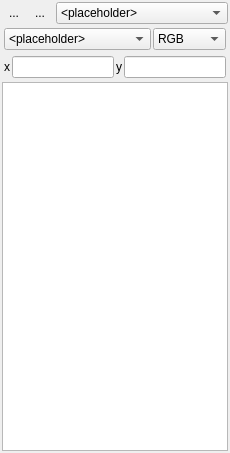
Before: the Qt Designer form qps/ui/cursorlocationinfodock.ui in EnMAP-Box/qgispluginsupport, drawn with Qt 5.
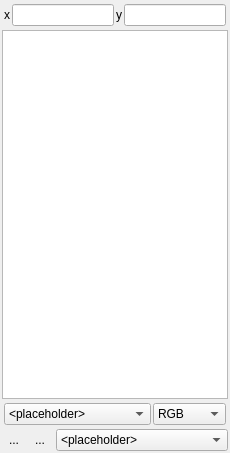
After: the same form once the commit is applied. Icons and pictures are not drawn. Custom widgets are drawn as their Qt base class.

Commit message: fixed form loading

What changed in the file:
```diff
--- a/qps/ui/cursorlocationinfodock.ui
+++ b/qps/ui/cursorlocationinfodock.ui
@@ -34,6 +34,123 @@
     <property name="bottomMargin">
      <number>2</number>
     </property>
+    <item>
+     <layout class="QHBoxLayout" name="horizontalLayout">
+      <property name="spacing">
+       <number>2</number>
+      </property>
+      <property name="leftMargin">
+       <number>2</number>
+      </property>
+      <property name="topMargin">
+       <number>2</number>
+      </property>
+      <property name="rightMargin">
+       <number>2</number>
+      </property>
+      <property name="bottomMargin">
+       <number>2</number>
+      </property>
+      <item>
+       <widget class="QLabel" name="label">
+        <property name="text">
+         <string>x</string>
+        </property>
+       </widget>
+      </item>
+      <item>
+       <widget class="QLineEdit" name="tbX">
+        <property name="readOnly">
+         <bool>true</bool>
+        </property>
+       </widget>
+      </item>
+      <item>
+       <widget class="QLabel" name="label_2">
+        <property name="text">
+         <string>y</string>
+        </property>
+       </widget>
+      </item>
+      <item>
+       <widget class="QLineEdit" name="tbY">
+        <property name="readOnly">
+         <bool>true</bool>
+        </property>
+       </widget>
+      </item>
+     </layout>
+    </item>
+    <item>
+     <widget class="QTreeView" name="treeView"/>
+    </item>
+    <item>
+     <layout class="QHBoxLayout" name="horizontalLayout_4">
+      <property name="spacing">
+       <number>2</number>
+      </property>
+      <property name="leftMargin">
+       <number>2</number>
+      </property>
+      <property name="topMargin">
+       <number>2</number>
+      </property>
+      <property name="rightMargin">
+       <number>2</number>
+      </property>
+      <property name="bottomMargin">
+       <number>2</number>
+      </property>
+      <item>
+       <widget class="QComboBox" name="cbLayerTypes">
+        <property name="sizePolicy">
+         <sizepolicy hsizetype="Preferred" vsizetype="Preferred">
+          <horstretch>2</horstretch>
+          <verstretch>0</verstretch>
+         </sizepolicy>
+        </property>
+        <property name="toolTip">
+         <string>Select the map layer types to extact the cursor location values for.</string>
+        </property>
+        <item>
+         <property name="text">
+          <string>&lt;placeholder&gt;</string>
+         </property>
+        </item>
+       </widget>
+      </item>
+      <item>
+       <widget class="QComboBox" name="cbRasterBands">
+        <property name="sizePolicy">
+         <sizepolicy hsizetype="Preferred" vsizetype="Preferred">
+          <horstretch>1</horstretch>
+          <verstretch>0</verstretch>
+         </sizepolicy>
+        </property>
+        <property name="minimumSize">
+         <size>
+          <width>45</width>
+          <height>0</height>
+         </size>
+        </property>
+        <property name="maximumSize">
+         <size>
+          <width>75</width>
+          <height>16777215</height>
+         </size>
+        </property>
+        <property name="toolTip">
+         <string>Raster bands to be read</string>
+        </property>
+        <item>
+         <property name="text">
+          <string>RGB</string>
+         </property>
+        </item>
+       </widget>
+      </item>
+     </layout>
+    </item>
     <item>
      <layout class="QHBoxLayout" name="horizontalLayout_2">
       <property name="spacing">
@@ -119,123 +236,6 @@
       </item>
      </layout>
     </item>
-    <item>
-     <layout class="QHBoxLayout" name="horizontalLayout_4">
-      <property name="spacing">
-       <number>2</number>
-      </property>
-      <property name="leftMargin">
-       <number>2</number>
-      </property>
-      <property name="topMargin">
-       <number>2</number>
-      </property>
-      <property name="rightMargin">
-       <number>2</number>
-      </property>
-      <property name="bottomMargin">
-       <number>2</number>
-      </property>
-      <item>
-       <widget class="QComboBox" name="cbLayerTypes">
-        <property name="sizePolicy">
-         <sizepolicy hsizetype="Preferred" vsizetype="Preferred">
-          <horstretch>2</horstretch>
-          <verstretch>0</verstretch>
-         </sizepolicy>
-        </property>
-        <property name="toolTip">
-         <string>Select the map layer types to extact the cursor location values for.</string>
-        </property>
-        <item>
-         <property name="text">
-          <string>&lt;placeholder&gt;</string>
-         </property>
-        </item>
-       </widget>
-      </item>
-      <item>
-       <widget class="QComboBox" name="cbRasterBands">
-        <property name="sizePolicy">
-         <sizepolicy hsizetype="Preferred" vsizetype="Preferred">
-          <horstretch>1</horstretch>
-          <verstretch>0</verstretch>
-         </sizepolicy>
-        </property>
-        <property name="minimumSize">
-         <size>
-          <width>45</width>
-          <height>0</height>
-         </size>
-        </property>
-        <property name="maximumSize">
-         <size>
-          <width>75</width>
-          <height>16777215</height>
-         </size>
-        </property>
-        <property name="toolTip">
-         <string>Raster bands to be read</string>
-        </property>
-        <item>
-         <property name="text">
-          <string>RGB</string>
-         </property>
-        </item>
-       </widget>
-      </item>
-     </layout>
-    </item>
-    <item>
-     <layout class="QHBoxLayout" name="horizontalLayout">
-      <property name="spacing">
-       <number>2</number>
-      </property>
-      <property name="leftMargin">
-       <number>2</number>
-      </property>
-      <property name="topMargin">
-       <number>2</number>
-      </property>
-      <property name="rightMargin">
-       <number>2</number>
-      </property>
-      <property name="bottomMargin">
-       <number>2</number>
-      </property>
-      <item>
-       <widget class="QLabel" name="label">
-        <property name="text">
-         <string>x</string>
-        </property>
-       </widget>
-      </item>
-      <item>
-       <widget class="QLineEdit" name="tbX">
-        <property name="readOnly">
-         <bool>true</bool>
-        </property>
-       </widget>
-      </item>
-      <item>
-       <widget class="QLabel" name="label_2">
-        <property name="text">
-         <string>y</string>
-        </property>
-       </widget>
-      </item>
-      <item>
-       <widget class="QLineEdit" name="tbY">
-        <property name="readOnly">
-         <bool>true</bool>
-        </property>
-       </widget>
-      </item>
-     </layout>
-    </item>
-    <item>
-     <widget class="QTreeView" name="treeView"/>
-    </item>
    </layout>
   </widget>
   <action name="actionRequestCursorLocation">
```
The commit also changes 4 other files.
